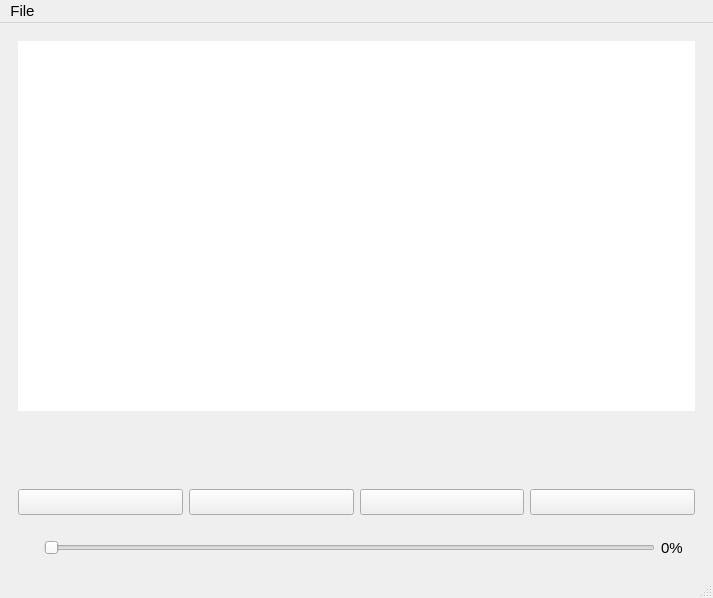
Above: UI/media_player.ui from Fliishy/Qt_Media_Player before the change. Below: the same form after it.
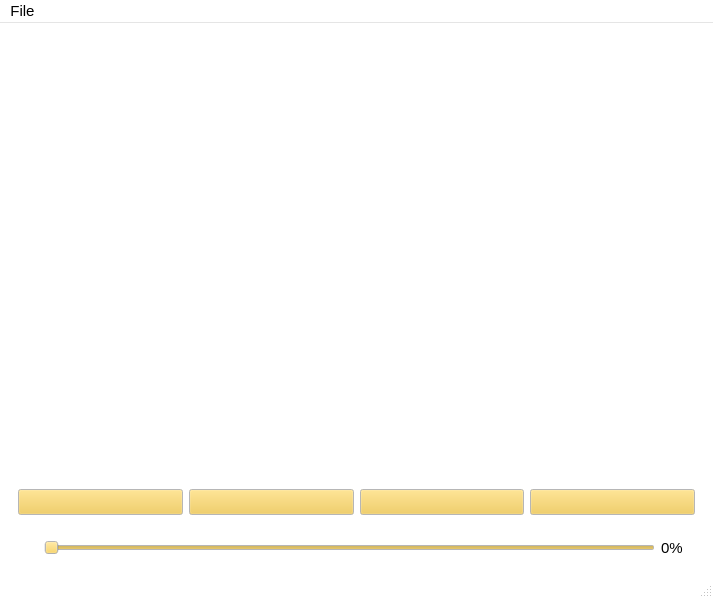
That is the form after the change. Icons and pictures are not drawn.

```diff
--- a/UI/media_player.ui
+++ b/UI/media_player.ui
@@ -10,6 +10,466 @@
     <height>598</height>
    </rect>
   </property>
+  <property name="palette">
+   <palette>
+    <active>
+     <colorrole role="WindowText">
+      <brush brushstyle="SolidPattern">
+       <color alpha="255">
+        <red>0</red>
+        <green>0</green>
+        <blue>0</blue>
+       </color>
+      </brush>
+     </colorrole>
+     <colorrole role="Button">
+      <brush brushstyle="SolidPattern">
+       <color alpha="255">
+        <red>241</red>
+        <green>198</green>
+        <blue>68</blue>
+       </color>
+      </brush>
+     </colorrole>
+     <colorrole role="Light">
+      <brush brushstyle="SolidPattern">
+       <color alpha="255">
+        <red>255</red>
+        <green>255</green>
+        <blue>255</blue>
+       </color>
+      </brush>
+     </colorrole>
+     <colorrole role="Midlight">
+      <brush brushstyle="SolidPattern">
+       <color alpha="255">
+        <red>255</red>
+        <green>255</green>
+        <blue>255</blue>
+       </color>
+      </brush>
+     </colorrole>
+     <colorrole role="Dark">
+      <brush brushstyle="SolidPattern">
+       <color alpha="255">
+        <red>127</red>
+        <green>127</green>
+        <blue>127</blue>
+       </color>
+      </brush>
+     </colorrole>
+     <colorrole role="Mid">
+      <brush brushstyle="SolidPattern">
+       <color alpha="255">
+        <red>170</red>
+        <green>170</green>
+        <blue>170</blue>
+       </color>
+      </brush>
+     </colorrole>
+     <colorrole role="Text">
+      <brush brushstyle="SolidPattern">
+       <color alpha="255">
+        <red>0</red>
+        <green>0</green>
+        <blue>0</blue>
+       </color>
+      </brush>
+     </colorrole>
+     <colorrole role="BrightText">
+      <brush brushstyle="SolidPattern">
+       <color alpha="255">
+        <red>255</red>
+        <green>255</green>
+        <blue>255</blue>
+       </color>
+      </brush>
+     </colorrole>
+     <colorrole role="ButtonText">
+      <brush brushstyle="SolidPattern">
+       <color alpha="255">
+        <red>0</red>
+        <green>0</green>
+        <blue>0</blue>
+       </color>
+      </brush>
+     </colorrole>
+     <colorrole role="Base">
+      <brush brushstyle="SolidPattern">
+       <color alpha="255">
+        <red>255</red>
+        <green>255</green>
+        <blue>255</blue>
+       </color>
+      </brush>
+     </colorrole>
+     <colorrole role="Window">
+      <brush brushstyle="SolidPattern">
+       <color alpha="255">
+        <red>255</red>
+        <green>255</green>
+        <blue>255</blue>
+       </color>
+      </brush>
+     </colorrole>
+     <colorrole role="Shadow">
+      <brush brushstyle="SolidPattern">
+       <color alpha="255">
+        <red>0</red>
+        <green>0</green>
+        <blue>0</blue>
+       </color>
+      </brush>
+     </colorrole>
+     <colorrole role="Highlight">
+      <brush brushstyle="SolidPattern">
+       <color alpha="255">
+        <red>241</red>
+        <green>198</green>
+        <blue>68</blue>
+       </color>
+      </brush>
+     </colorrole>
+     <colorrole role="AlternateBase">
+      <brush brushstyle="SolidPattern">
+       <color alpha="255">
+        <red>255</red>
+        <green>255</green>
+        <blue>255</blue>
+       </color>
+      </brush>
+     </colorrole>
+     <colorrole role="ToolTipBase">
+      <brush brushstyle="SolidPattern">
+       <color alpha="255">
+        <red>255</red>
+        <green>255</green>
+        <blue>220</blue>
+       </color>
+      </brush>
+     </colorrole>
+     <colorrole role="ToolTipText">
+      <brush brushstyle="SolidPattern">
+       <color alpha="255">
+        <red>0</red>
+        <green>0</green>
+        <blue>0</blue>
+       </color>
+      </brush>
+     </colorrole>
+     <colorrole role="PlaceholderText">
+      <brush brushstyle="SolidPattern">
+       <color alpha="127">
+        <red>0</red>
+        <green>0</green>
+        <blue>0</blue>
+       </color>
+      </brush>
+     </colorrole>
+    </active>
+    <inactive>
+     <colorrole role="WindowText">
+      <brush brushstyle="SolidPattern">
+       <color alpha="255">
+        <red>0</red>
+        <green>0</green>
+        <blue>0</blue>
+       </color>
+      </brush>
+     </colorrole>
+     <colorrole role="Button">
+      <brush brushstyle="SolidPattern">
+       <color alpha="255">
+        <red>241</red>
+        <green>198</green>
+        <blue>68</blue>
+       </color>
+      </brush>
+     </colorrole>
+     <colorrole role="Light">
+      <brush brushstyle="SolidPattern">
+       <color alpha="255">
+        <red>255</red>
+        <green>255</green>
+        <blue>255</blue>
+       </color>
+      </brush>
+     </colorrole>
+     <colorrole role="Midlight">
+      <brush brushstyle="SolidPattern">
+       <color alpha="255">
+        <red>255</red>
+        <green>255</green>
+        <blue>255</blue>
+       </color>
+      </brush>
+     </colorrole>
+     <colorrole role="Dark">
+      <brush brushstyle="SolidPattern">
+       <color alpha="255">
+        <red>127</red>
+        <green>127</green>
+        <blue>127</blue>
+       </color>
+      </brush>
+     </colorrole>
+     <colorrole role="Mid">
+      <brush brushstyle="SolidPattern">
+       <color alpha="255">
+        <red>170</red>
+        <green>170</green>
+        <blue>170</blue>
+       </color>
+      </brush>
+     </colorrole>
+     <colorrole role="Text">
+      <brush brushstyle="SolidPattern">
+       <color alpha="255">
+        <red>0</red>
+        <green>0</green>
+        <blue>0</blue>
+       </color>
+      </brush>
+     </colorrole>
+     <colorrole role="BrightText">
+      <brush brushstyle="SolidPattern">
+       <color alpha="255">
+        <red>255</red>
+        <green>255</green>
+        <blue>255</blue>
+       </color>
+      </brush>
+     </colorrole>
+     <colorrole role="ButtonText">
+      <brush brushstyle="SolidPattern">
+       <color alpha="255">
+        <red>0</red>
+        <green>0</green>
+        <blue>0</blue>
+       </color>
+      </brush>
+     </colorrole>
+     <colorrole role="Base">
+      <brush brushstyle="SolidPattern">
+       <color alpha="255">
+        <red>255</red>
+        <green>255</green>
+        <blue>255</blue>
+       </color>
+      </brush>
+     </colorrole>
+     <colorrole role="Window">
+      <brush brushstyle="SolidPattern">
+       <color alpha="255">
+        <red>255</red>
+        <green>255</green>
+        <blue>255</blue>
+       </color>
+      </brush>
+     </colorrole>
+     <colorrole role="Shadow">
+      <brush brushstyle="SolidPattern">
+       <color alpha="255">
+        <red>0</red>
+        <green>0</green>
+        <blue>0</blue>
+       </color>
+      </brush>
+     </colorrole>
+     <colorrole role="Highlight">
+      <brush brushstyle="SolidPattern">
+       <color alpha="255">
+        <red>241</red>
+        <green>198</green>
+        <blue>68</blue>
+       </color>
+      </brush>
+     </colorrole>
+     <colorrole role="AlternateBase">
+      <brush brushstyle="SolidPattern">
+       <color alpha="255">
+        <red>255</red>
+        <green>255</green>
+        <blue>255</blue>
+       </color>
+      </brush>
+     </colorrole>
+     <colorrole role="ToolTipBase">
+      <brush brushstyle="SolidPattern">
+       <color alpha="255">
+        <red>255</red>
+        <green>255</green>
+        <blue>220</blue>
+       </color>
+      </brush>
+     </colorrole>
+     <colorrole role="ToolTipText">
+      <brush brushstyle="SolidPattern">
+       <color alpha="255">
+        <red>0</red>
+        <green>0</green>
+        <blue>0</blue>
+       </color>
+      </brush>
+     </colorrole>
+     <colorrole role="PlaceholderText">
+      <brush brushstyle="SolidPattern">
+       <color alpha="127">
+        <red>0</red>
+        <green>0</green>
+        <blue>0</blue>
+       </color>
+      </brush>
+     </colorrole>
+    </inactive>
+    <disabled>
+     <colorrole role="WindowText">
+      <brush brushstyle="SolidPattern">
+       <color alpha="255">
+        <red>127</red>
+        <green>127</green>
+        <blue>127</blue>
+       </color>
+      </brush>
+     </colorrole>
+     <colorrole role="Button">
+      <brush brushstyle="SolidPattern">
+       <color alpha="255">
+        <red>241</red>
+        <green>198</green>
+        <blue>68</blue>
+       </color>
+      </brush>
+     </colorrole>
+     <colorrole role="Light">
+      <brush brushstyle="SolidPattern">
+       <color alpha="255">
+        <red>255</red>
+        <green>255</green>
+        <blue>255</blue>
+       </color>
+      </brush>
+     </colorrole>
+     <colorrole role="Midlight">
+      <brush brushstyle="SolidPattern">
+       <color alpha="255">
+        <red>255</red>
+        <green>255</green>
+        <blue>255</blue>
+       </color>
+      </brush>
+     </colorrole>
+     <colorrole role="Dark">
+      <brush brushstyle="SolidPattern">
+       <color alpha="255">
+        <red>127</red>
+        <green>127</green>
+        <blue>127</blue>
+       </color>
+      </brush>
+     </colorrole>
+     <colorrole role="Mid">
+      <brush brushstyle="SolidPattern">
+       <color alpha="255">
+        <red>170</red>
+        <green>170</green>
+        <blue>170</blue>
+       </color>
+      </brush>
+     </colorrole>
+     <colorrole role="Text">
+      <brush brushstyle="SolidPattern">
+       <color alpha="255">
+        <red>127</red>
+        <green>127</green>
+        <blue>127</blue>
+       </color>
+      </brush>
+     </colorrole>
+     <colorrole role="BrightText">
+      <brush brushstyle="SolidPattern">
+       <color alpha="255">
+        <red>255</red>
+        <green>255</green>
+        <blue>255</blue>
+       </color>
+      </brush>
+     </colorrole>
+     <colorrole role="ButtonText">
+      <brush brushstyle="SolidPattern">
+       <color alpha="255">
+        <red>127</red>
+        <green>127</green>
+        <blue>127</blue>
+       </color>
+      </brush>
+     </colorrole>
+     <colorrole role="Base">
+      <brush brushstyle="SolidPattern">
+       <color alpha="255">
+        <red>255</red>
+        <green>255</green>
+        <blue>255</blue>
+       </color>
+      </brush>
+     </colorrole>
+     <colorrole role="Window">
+      <brush brushstyle="SolidPattern">
+       <color alpha="255">
+        <red>255</red>
+        <green>255</green>
+        <blue>255</blue>
+       </color>
+      </brush>
+     </colorrole>
+     <colorrole role="Shadow">
+      <brush brushstyle="SolidPattern">
+       <color alpha="255">
+        <red>0</red>
+        <green>0</green>
+        <blue>0</blue>
+       </color>
+      </brush>
+     </colorrole>
+     <colorrole role="AlternateBase">
+      <brush brushstyle="SolidPattern">
+       <color alpha="255">
+        <red>255</red>
+        <green>255</green>
+        <blue>255</blue>
+       </color>
+      </brush>
+     </colorrole>
+     <colorrole role="ToolTipBase">
+      <brush brushstyle="SolidPattern">
+       <color alpha="255">
+        <red>255</red>
+        <green>255</green>
+        <blue>220</blue>
+       </color>
+      </brush>
+     </colorrole>
+     <colorrole role="ToolTipText">
+      <brush brushstyle="SolidPattern">
+       <color alpha="255">
+        <red>0</red>
+        <green>0</green>
+        <blue>0</blue>
+       </color>
+      </brush>
+     </colorrole>
+     <colorrole role="PlaceholderText">
+      <brush brushstyle="SolidPattern">
+       <color alpha="127">
+        <red>127</red>
+        <green>127</green>
+        <blue>127</blue>
+       </color>
+      </brush>
+     </colorrole>
+    </disabled>
+   </palette>
+  </property>
   <property name="font">
    <font>
     <pointsize>11</pointsize>
```
Left out of the diff: 50 changed lines with no effect on the pictures.
